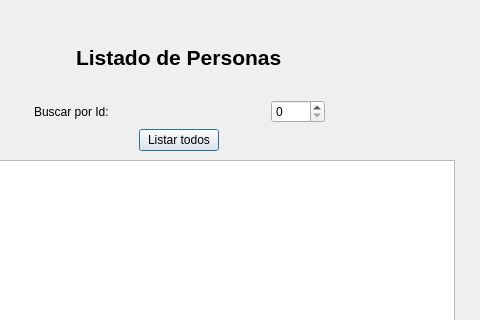
Dave2207/clientes_gui, file layout_listar.ui: the form before one commit; both pictures show x 96 to 576 and y 0 to 320 of the 576 by 675 pixel window.
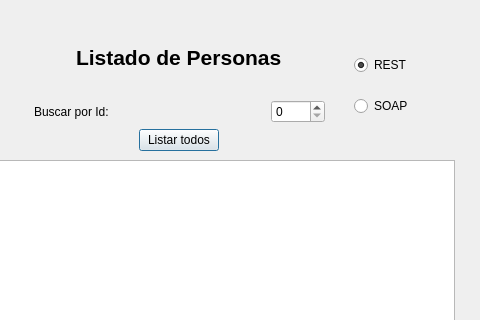
The form after the commit.

Commit message: Ventanas de servicios

```diff
--- a/layout_listar.ui
+++ b/layout_listar.ui
@@ -87,6 +87,38 @@
     </item>
    </layout>
   </widget>
+  <widget class="QWidget" name="">
+   <property name="geometry">
+    <rect>
+     <x>450</x>
+     <y>40</y>
+     <width>101</width>
+     <height>91</height>
+    </rect>
+   </property>
+   <layout class="QVBoxLayout" name="verticalLayout">
+    <item>
+     <widget class="QRadioButton" name="rdbtn_REST_listar">
+      <property name="enabled">
+       <bool>true</bool>
+      </property>
+      <property name="text">
+       <string>REST</string>
+      </property>
+      <property name="checked">
+       <bool>true</bool>
+      </property>
+     </widget>
+    </item>
+    <item>
+     <widget class="QRadioButton" name="rdbtn_SOAP_listar">
+      <property name="text">
+       <string>SOAP</string>
+      </property>
+     </widget>
+    </item>
+   </layout>
+  </widget>
  </widget>
  <resources/>
  <connections/>
```
Left out of the diff: 2 changed lines with no effect on the pictures. The commit also changes 4 other files.
